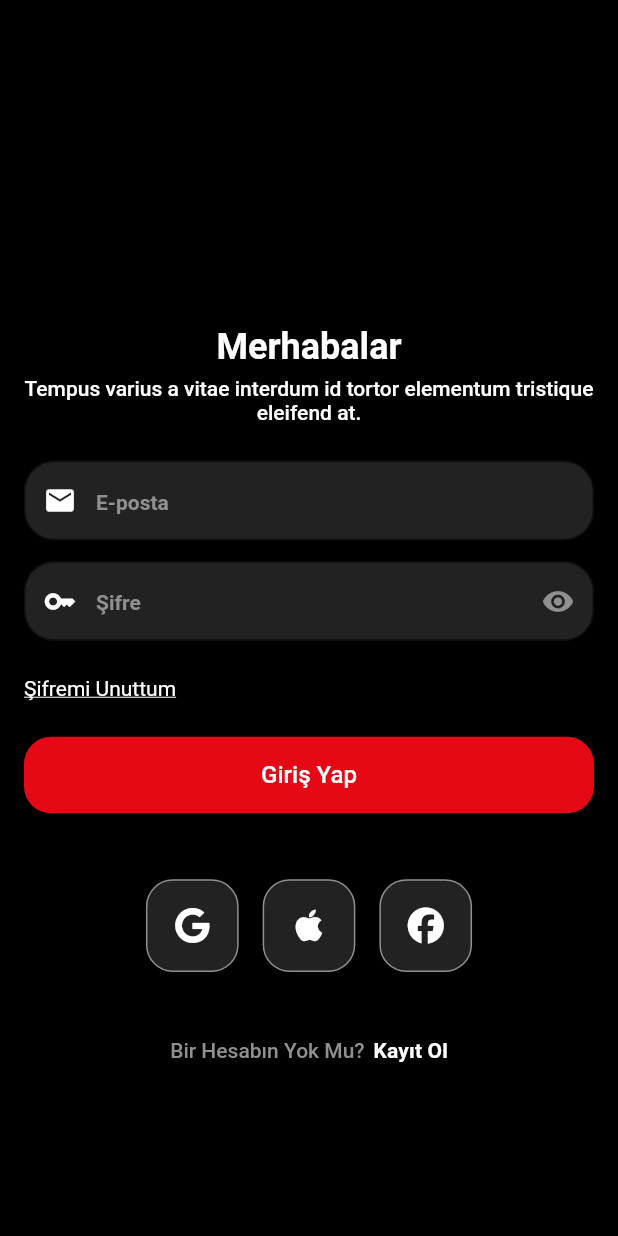
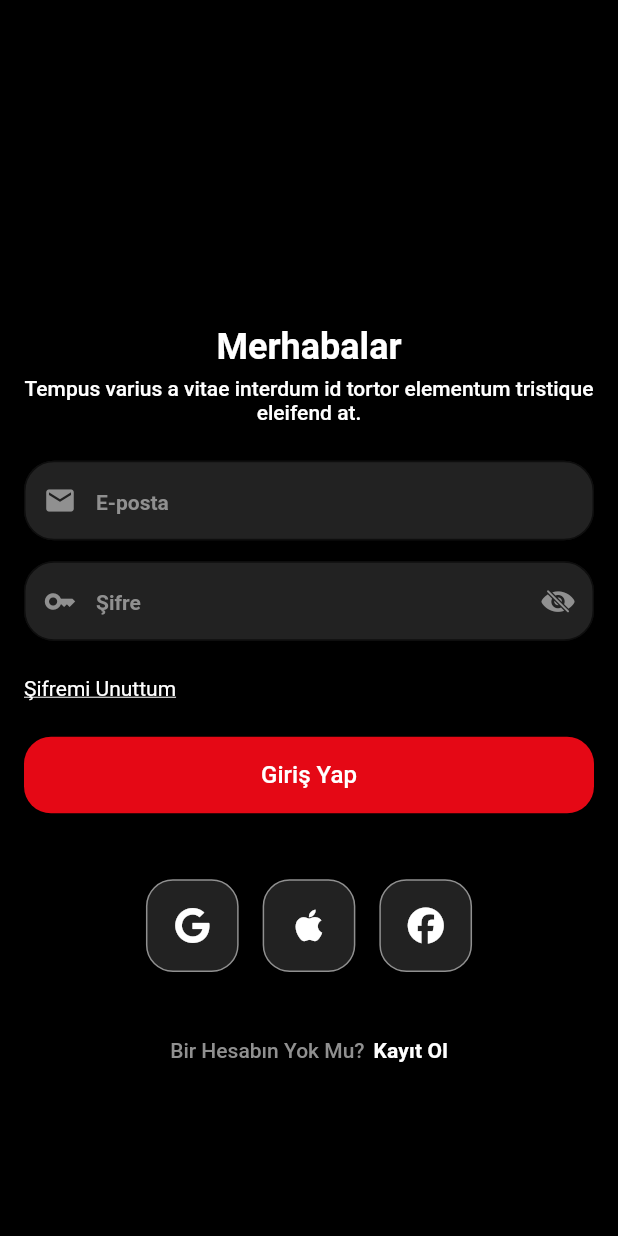
Before and after one commit to Ozberksenn/datingApp-case, a Flutter app: the screen it shows after launch, on a phone screen of 412 x 824 dp. Run offline on Flutter 3.47's test engine with Material 3 defaults, Android fonts, the phone set to English and light mode, and no system bars; our stand-ins replace cached_network_image, dio, flutter_bloc, font_awesome_flutter, go_router, image_picker and 1 more.

Commit message:
login isObscure

```diff
--- a/lib/features/view-model/login/login_cubit.dart
+++ b/lib/features/view-model/login/login_cubit.dart
@@ -8,6 +8,10 @@ import '../../model/user_model.dart';
 
 class LoginCubit extends Cubit<LoginState> {
   LoginCubit() : super(LoginState());
+
+  void changeObscureState() {
+    emit(state.copyWith(isObscuere: !state.isObscuere));
+  }
 
   Future<void> login(String email, String password) async {
     emit(state.copyWith(isLoading: true, errorMessage: null, isSuccess: null));
--- a/lib/features/view-model/login/login_state.dart
+++ b/lib/features/view-model/login/login_state.dart
@@ -2,18 +2,26 @@ class LoginState {
   final bool isLoading;
   final String? errorMessage;
   final bool? isSuccess;
+  bool isObscuere;
 
-  LoginState({this.isLoading = false, this.errorMessage, this.isSuccess});
+  LoginState({
+    this.isLoading = false,
+    this.errorMessage,
+    this.isSuccess,
+    this.isObscuere = true,
+  });
 
   LoginState copyWith({
     bool? isLoading,
     String? errorMessage,
     bool? isSuccess,
+    bool? isObscuere,
   }) {
     return LoginState(
       isLoading: isLoading ?? this.isLoading,
       errorMessage: errorMessage ?? this.errorMessage,
       isSuccess: isSuccess ?? this.isSuccess,
+      isObscuere: isObscuere ?? this.isObscuere,
     );
   }
 }
--- a/lib/features/view/login/login_view.dart
+++ b/lib/features/view/login/login_view.dart
@@ -5,6 +5,7 @@ import 'package:datingapp/features/widgets/padding.dart';
 import 'package:datingapp/features/widgets/social_media.dart';
 import 'package:datingapp/product/constants/app_fonts.dart';
 import 'package:datingapp/product/router/app_routes.dart';
+import 'package:flutter/cupertino.dart';
 import 'package:flutter/material.dart';
 import 'package:flutter_bloc/flutter_bloc.dart';
 import 'package:go_router/go_router.dart';
@@ -81,8 +82,13 @@ class _LoginViewState extends State<LoginView> {
                 TextFieldWidget(
                   controller: _passwordController,
                   prefixIcon: Icons.key,
-                  suffixIcon: Icons.remove_red_eye,
-                  obscure: true,
+                  suffixIcon:
+                      state.isObscuere == false
+                          ? CupertinoIcons.eye
+                          : CupertinoIcons.eye_slash_fill,
+                  obscure: state.isObscuere,
+                  onTapSuffix:
+                      () => context.read<LoginCubit>().changeObscureState(),
                   labelText: "Şifre",
                 ),
                 CustomSizedBox.paddingHeight(heightValue: 24.0),
--- a/lib/product/editors/text_field_widget.dart
+++ b/lib/product/editors/text_field_widget.dart
@@ -6,6 +6,7 @@ class TextFieldWidget extends StatelessWidget {
   final IconData? prefixIcon;
   final IconData? suffixIcon;
   final bool? obscure;
+  final void Function()? onTapSuffix;
   final TextEditingController? controller;
   const TextFieldWidget({
     super.key,
@@ -14,6 +15,7 @@ class TextFieldWidget extends StatelessWidget {
     this.suffixIcon,
     this.controller,
     this.obscure,
+    this.onTapSuffix,
   });
 
   @override
@@ -25,11 +27,14 @@ class TextFieldWidget extends StatelessWidget {
         hintText: labelText,
         prefixIcon:
             prefixIcon != null
-                ? Icon(prefixIcon, color: AppColors.white, size: 22)
+                ? Icon(prefixIcon, color: AppColors.lightGrey, size: 22)
                 : null,
         suffixIcon:
             suffixIcon != null
-                ? Icon(suffixIcon, color: AppColors.lightGrey, size: 22)
+                ? IconButton(
+                  onPressed: onTapSuffix,
+                  icon: Icon(suffixIcon, color: AppColors.lightGrey, size: 22),
+                )
                 : null,
       ),
     );
```
